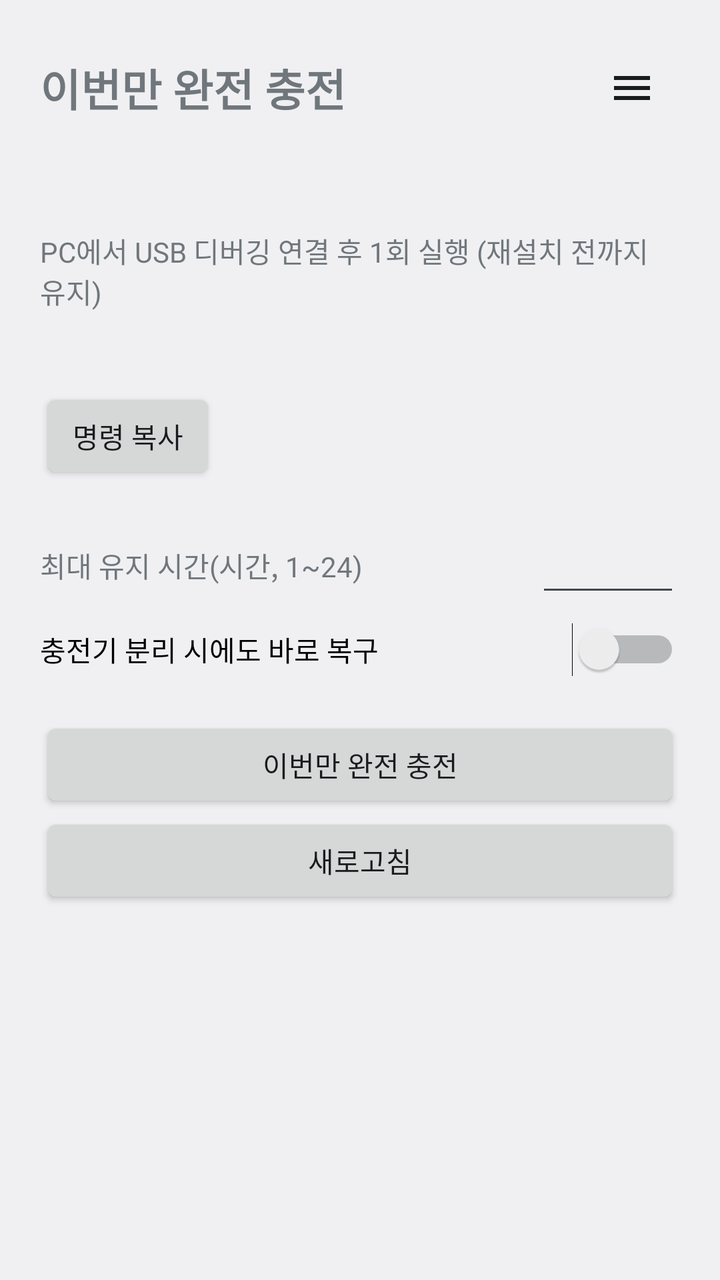
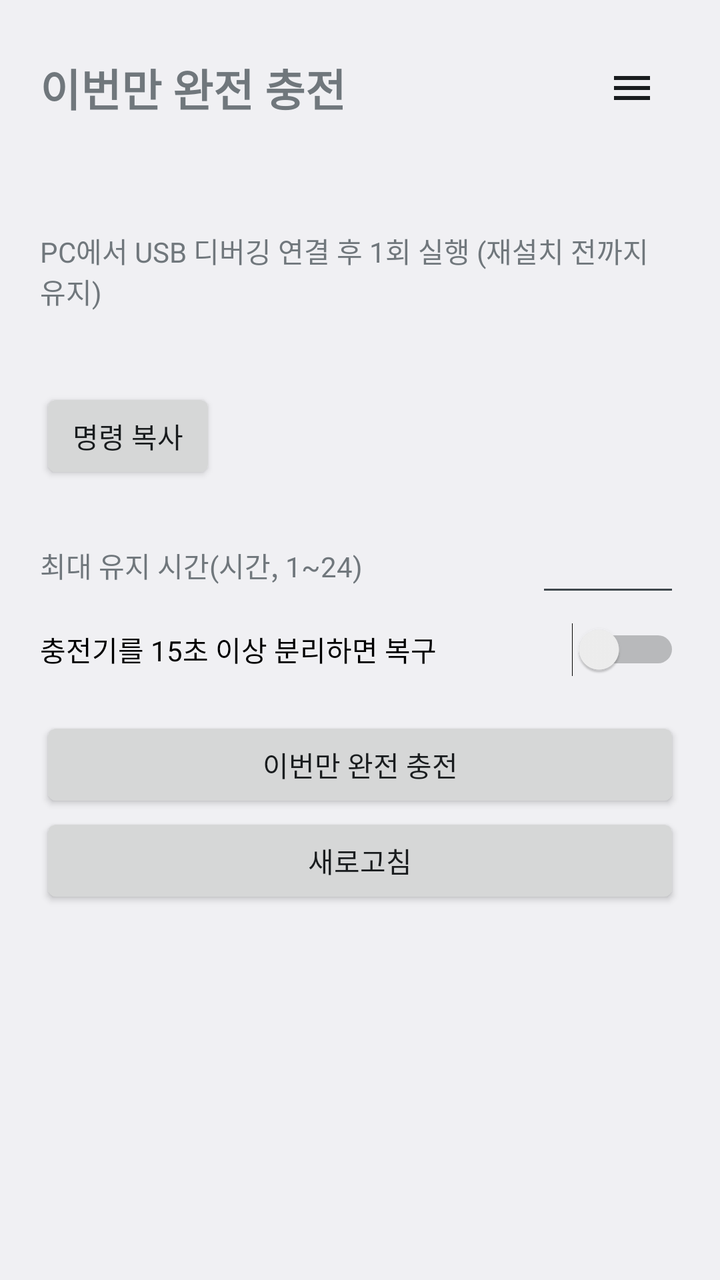

The first picture is an Android layout as it rendered before a commit; the second is the same layout after the commit. The layout source and the unified diff follow.
<!-- AndroidManifest.xml: application theme android:Theme.DeviceDefault.DayNight -->
<!-- res/layout/activity_main.xml -->
<?xml version="1.0" encoding="utf-8"?>
<ScrollView xmlns:android="http://schemas.android.com/apk/res/android"
    android:layout_width="match_parent"
    android:layout_height="match_parent"
    android:fitsSystemWindows="true">

    <LinearLayout
        android:layout_width="match_parent"
        android:layout_height="wrap_content"
        android:orientation="vertical"
        android:padding="20dp">

        <LinearLayout
            android:layout_width="match_parent"
            android:layout_height="wrap_content"
            android:gravity="center_vertical"
            android:orientation="horizontal">

            <TextView
                android:layout_width="0dp"
                android:layout_height="wrap_content"
                android:layout_weight="1"
                android:text="@string/app_name"
                android:textSize="22sp"
                android:textStyle="bold" />

            
            <ImageButton
                android:id="@+id/menu"
                android:layout_width="48dp"
                android:layout_height="48dp"
                android:background="?android:attr/selectableItemBackgroundBorderless"
                android:contentDescription="메뉴"
                android:src="@drawable/ic_menu" />
        </LinearLayout>

        <TextView
            android:id="@+id/status"
            android:layout_width="match_parent"
            android:layout_height="wrap_content"
            android:layout_marginTop="12dp"
            android:lineSpacingExtra="4dp"
            android:textIsSelectable="true" />

        <LinearLayout
            android:id="@+id/perm_box"
            android:layout_width="match_parent"
            android:layout_height="wrap_content"
            android:layout_marginTop="16dp"
            android:orientation="vertical">

            <TextView
                android:layout_width="match_parent"
                android:layout_height="wrap_content"
                android:text="PC에서 USB 디버깅 연결 후 1회 실행 (재설치 전까지 유지)" />

            <TextView
                android:id="@+id/adb_cmd"
                android:layout_width="match_parent"
                android:layout_height="wrap_content"
                android:layout_marginTop="6dp"
                android:fontFamily="monospace"
                android:padding="8dp"
                android:textIsSelectable="true"
                android:textSize="12sp" />

            <Button
                android:id="@+id/copy"
                android:layout_width="wrap_content"
                android:layout_height="wrap_content"
                android:text="명령 복사" />
        </LinearLayout>

        <LinearLayout
            android:layout_width="match_parent"
            android:layout_height="wrap_content"
            android:layout_marginTop="20dp"
            android:gravity="center_vertical"
            android:orientation="horizontal">

            <TextView
                android:layout_width="0dp"
                android:layout_height="wrap_content"
                android:layout_weight="1"
                android:text="최대 유지 시간(시간, 1~24)" />

            <EditText
                android:id="@+id/hours"
                android:layout_width="72dp"
                android:layout_height="wrap_content"
                android:gravity="center"
                android:inputType="number"
                android:maxLength="2" />
        </LinearLayout>

        <Switch
            android:id="@+id/unplug"
            android:layout_width="match_parent"
            android:layout_height="wrap_content"
            android:layout_marginTop="8dp"
            android:text="충전기 분리 시에도 바로 복구" />

        
        <Button
            android:id="@+id/toggle"
            android:layout_width="match_parent"
            android:layout_height="wrap_content"
            android:layout_marginTop="20dp"
            android:text="이번만 완전 충전" />

        <Button
            android:id="@+id/refresh"
            android:layout_width="match_parent"
            android:layout_height="wrap_content"
            android:text="새로고침" />
    </LinearLayout>
</ScrollView>
<!-- resources referenced by this layout -->
<resources>
  <!-- drawable ic_menu (drawable) -->
  <?xml version="1.0" encoding="utf-8"?>
  <vector xmlns:android="http://schemas.android.com/apk/res/android"
      android:width="24dp" android:height="24dp"
      android:viewportWidth="24" android:viewportHeight="24"
      android:tint="?android:attr/textColorPrimary">
      <path android:fillColor="#FFFFFFFF" android:pathData="M3,6h18v2H3zM3,11h18v2H3zM3,16h18v2H3z" />
  </vector>
  <string name="app_name">이번만 완전 충전</string>
</resources>

<!-- the commit's change to res/layout/activity_main.xml (unified diff, before → after) -->
@@ -98,7 +98,7 @@
             android:layout_width="match_parent"
             android:layout_height="wrap_content"
             android:layout_marginTop="8dp"
-            android:text="충전기 분리 시에도 바로 복구" />
+            android:text="충전기를 15초 이상 분리하면 복구" />
 
         
         <Button
